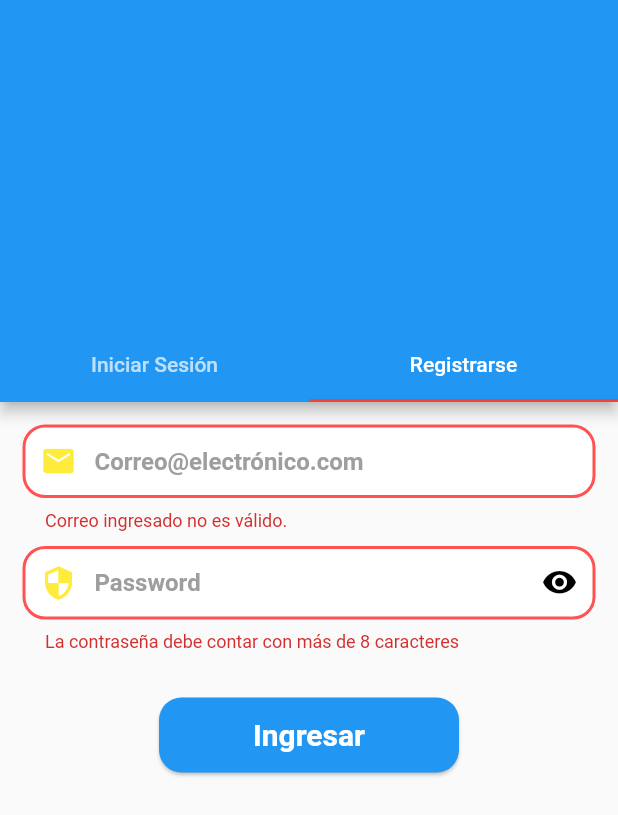
After one commit to pao3cf/buscappme, a Flutter app: the screen it shows after launch, tab 2 chosen, after a tap on "Ingresar", on a phone screen of 412 x 824 dp. The commit adds this screen. Shown: the top 815 px of the screen. Run offline on Flutter 3.47's test engine with Material 2 defaults, Android fonts, the phone set to English and light mode, and no system bars; our stand-ins replace flutter_secure_storage.

Commit message:
Login, registro, auth service, snackbar, providers

```diff
--- /dev/null
+++ b/lib/domain/providers/login_provider.dart
@@ -0,0 +1,30 @@
+import 'package:flutter/material.dart';
+
+class LoginProvider extends ChangeNotifier {
+  GlobalKey<FormState> formkey = GlobalKey<FormState>();
+
+  String email = '';
+  String password = '';
+
+  bool _isLoading = false;
+
+  bool get isLoading => _isLoading;
+
+  set isLoading(bool value) {
+    _isLoading = value;
+    notifyListeners();
+  }
+
+  //validacion
+  bool isValidForm() {
+    return formkey.currentState?.validate() ?? false;
+  }
+
+  void setValueINput(value, input) {
+    if (input == 'email') {
+      email = value;
+    } else if (input == 'password') {
+      password = value;
+    }
+  }
+}
--- /dev/null
+++ b/lib/domain/services/auth_service.dart
@@ -0,0 +1,76 @@
+import 'dart:convert';
+import 'package:flutter_secure_storage/flutter_secure_storage.dart';
+import 'package:http/http.dart' as http;
+import 'package:flutter/material.dart';
+
+class AuthService extends ChangeNotifier {
+  final String _baseUrl = 'identitytoolkit.googleapis.com';
+  final String _firebaseKey = 'AIzaSyBtFF1Xn0_SmhyJdiEKxubmNndKX7fJP_s';
+
+  final storage = const FlutterSecureStorage();
+  //
+  // REGISTRO DE USUARIO
+  Future<String?> createUser(String email, String password) async {
+    final Map<String, dynamic> authData = {
+      'email': email,
+      'password': password,
+    };
+
+    final url = Uri.https(
+      _baseUrl,
+      '/v1/accounts:signUp',
+      {'key': _firebaseKey},
+    );
+
+    final response = await http.post(url, body: json.encode(authData));
+
+    final Map<String, dynamic> decodeResponse = json.decode(response.body);
+
+    if (decodeResponse.containsKey('idToken')) {
+      storage.write(key: 'token', value: decodeResponse['idToken']);
+      return null;
+    } else {
+      return decodeResponse['error']['message'];
+    }
+  }
+
+  //
+  // LOGIN DE USUARIO
+
+  Future<String?> login(String email, String password) async {
+    final Map<String, dynamic> authData = {
+      'email': email,
+      'password': password
+    };
+
+    final url = Uri.https(
+      _baseUrl,
+      '/v1/accounts:signInWithPassword',
+      {'key': _firebaseKey},
+    );
+
+    final response = await http.post(url, body: json.encode(authData));
+
+    final Map<String, dynamic> decodeResponse = json.decode(response.body);
+
+    if (decodeResponse.containsKey('idToken')) {
+      storage.write(key: 'token', value: decodeResponse['idToken']);
+      return null;
+    } else {
+      return decodeResponse['error']['message'];
+    }
+  }
+
+  //
+  // CERRAR SESIÓN
+  Future cerrarSesion() async {
+    await storage.delete(key: 'token');
+    return;
+  }
+
+  //
+  // VERIFICAR TOKEN
+  Future<String> leerToken() async {
+    return await storage.read(key: 'token') ?? '';
+  }
+}
--- /dev/null
+++ b/lib/domain/services/index_services.dart
@@ -0,0 +1,2 @@
+export 'package:buscappme/domain/services/auth_service.dart';
+export 'package:buscappme/domain/services/snackbar_service.dart';
--- /dev/null
+++ b/lib/domain/services/snackbar_service.dart
@@ -0,0 +1,19 @@
+import 'package:flutter/material.dart';
+
+class SnackbarService {
+  static GlobalKey<ScaffoldMessengerState> msgkey =
+      GlobalKey<ScaffoldMessengerState>();
+
+  static verSnackbar(String msg) {
+    final snackBar = SnackBar(
+      content: Text(
+        msg,
+        style: const TextStyle(
+          fontWeight: FontWeight.bold,
+        ),
+      ),
+    );
+
+    msgkey.currentState!.showSnackBar(snackBar);
+  }
+}
--- a/lib/main.dart
+++ b/lib/main.dart
@@ -1,8 +1,26 @@
-import 'package:buscappme/screen/homescreen.dart';
+
 import 'package:flutter/material.dart';
+import 'package:provider/provider.dart';
+
+import 'package:buscappme/routes/routes.dart';
+import 'package:buscappme/domain/services/snackbar_service.dart';
+import 'package:buscappme/domain/providers/login_provider.dart';
+import 'domain/services/auth_service.dart';
 
 void main() {
-  runApp(const MyApp());
+  runApp(
+    MultiProvider(
+      providers: [
+        ChangeNotifierProvider(
+          create: (_) => LoginProvider(),
+        ),
+        ChangeNotifierProvider(
+          create: (_) => AuthService(),
+        ),
+      ],
+      child: const MyApp(),
+    ),
+  );
 }
 
 class MyApp extends StatelessWidget {
@@ -15,27 +33,9 @@ class MyApp extends StatelessWidget {
         primarySwatch: Colors.red,
         visualDensity: VisualDensity.adaptivePlatformDensity,
       ),
-      home: const HomeScreen(),
+      scaffoldMessengerKey: SnackbarService.msgkey,
+      onGenerateRoute: MyRoutes.generateRoute,
+      initialRoute: MyRoutes.rVERIFY,
     );
   }
 }
-
-class MyHomePage extends StatefulWidget {
-  const MyHomePage({Key? key}) : super(key: key);
-
-  @override
-  State<MyHomePage> createState() => _MyHomePageState();
-}
-
-class _MyHomePageState extends State<MyHomePage> {
-  @override
-  Widget build(BuildContext context) {
-    return Scaffold(
-      appBar: AppBar(
-        title: const Text('Home'),
-        centerTitle: true,
-      ),
-      body: const Center(),
-    );
-  }
-}
--- /dev/null
+++ b/lib/routes/routes.dart
@@ -0,0 +1,27 @@
+import 'package:flutter/material.dart';
+import 'package:buscappme/screen/index_screens.dart';
+
+
+class MyRoutes {
+  static const String rLOGIN = '/login';
+  static const String rVERIFY = '/verify';
+  static const String rHOME = '/home';
+
+
+  static Route<dynamic> generateRoute(RouteSettings settings) {
+    switch (settings.name) {
+      case ('/login'):
+        return MaterialPageRoute(builder: (_) => const TabLoginScreen());
+
+      case ('/verify'):
+        return MaterialPageRoute(builder: (_) => const VerifyAuthScreen());
+
+      case ('/home'):
+        return MaterialPageRoute(builder: (_) => const HomeScreen());
+
+
+      default:
+        return MaterialPageRoute(builder: (_) => const HomeScreen());
+    }
+  }
+}
--- a/lib/screen/drawerp.dart
+++ b/lib/screen/drawerp.dart
@@ -1,6 +1,9 @@
+import 'package:buscappme/domain/services/auth_service.dart';
+import 'package:buscappme/screen/login/tab_login_screen.dart';
 import 'package:buscappme/screen/mensajes.dart';
 import 'package:buscappme/widgets/animaciondemo.dart';
 import 'package:flutter/material.dart';
+import 'package:provider/provider.dart';
 
 class DrawerScreen extends StatelessWidget {
   const DrawerScreen({super.key});
@@ -91,17 +94,18 @@ class DrawerScreen extends StatelessWidget {
     },
     {
       'leading': Icon(
-        Icons.info_outline,
+        Icons.logout,
         color: Color.fromARGB(255, 247, 114, 90),
       ),
-      'title': 'Spam',
-      'trailing': Icon(Icons.chevron_right),
-      'action_id': 9,
+      'title': 'Cerrar Sesión',
+      'action_id': 0,
     },
   ];
 
   @override
   Widget build(BuildContext context) {
+    final authService = Provider.of<AuthService>(context, listen: false);
+
     return SafeArea(
       child: SizedBox(
         width: 260,
@@ -175,6 +179,15 @@ class DrawerScreen extends StatelessWidget {
                       //     ),
                       //   );
                     }
+                    else if (sideMenuData['action_id'] == 0) {
+                      authService.cerrarSesion();
+                      Navigator.pushAndRemoveUntil(
+                          context,
+                          MaterialPageRoute(
+                            builder: (context) => const TabLoginScreen(),
+                          ),
+                          (route) => false);
+                      }
                   },
                 );
               }).toList(),
--- /dev/null
+++ b/lib/screen/index_screens.dart
@@ -0,0 +1,3 @@
+export 'package:buscappme/screen/homescreen.dart';
+export 'package:buscappme/screen/login/tab_login_screen.dart';
+export 'package:buscappme/screen/login/verify_auth_screen.dart';
--- /dev/null
+++ b/lib/screen/login/login_screen.dart
@@ -0,0 +1,87 @@
+
+import 'package:flutter/material.dart';
+import 'package:provider/provider.dart';
+
+import 'package:buscappme/domain/providers/login_provider.dart';
+import 'package:buscappme/domain/services/index_services.dart';
+
+import 'package:buscappme/widgets/login_input.dart';
+import 'package:buscappme/routes/routes.dart';
+
+
+class LoginScreen extends StatelessWidget {
+  const LoginScreen({super.key});
+
+  @override
+  Widget build(BuildContext context) {
+    final loginProvider = Provider.of<LoginProvider>(context);
+    final TextEditingController controllerCorreo = TextEditingController();
+
+    return SingleChildScrollView(
+      child: SizedBox(
+        child: Form(
+          key: loginProvider.formkey,
+          child: Padding(
+            padding: const EdgeInsets.all(15),
+            child: Column(
+              children: [
+                LoginInput(controller: controllerCorreo, input: 'email'),
+                const SizedBox(
+                  height: 10,
+                ),
+                const LoginInput(controller: null, input: 'password'),
+                const SizedBox(
+                  height: 30,
+                ),
+                // Botón
+                SizedBox(
+                  height: 50,
+                  width: 200,
+                  child: MaterialButton(
+                    shape: RoundedRectangleBorder(
+                      borderRadius: BorderRadius.circular(15),
+                    ),
+                    disabledColor: Colors.blue,
+                    elevation: 1,
+                    color: Colors.blue,
+                    onPressed: loginProvider.isLoading ? null : () async {
+
+                      final authService = Provider.of<AuthService>(context, listen: false);
+                      if (!loginProvider.isValidForm()) return;
+                      loginProvider.isLoading = true;
+
+                      final String? errorMessage = await authService.login(
+                        loginProvider.email,
+                        loginProvider.password,
+                      );
+
+                      if (errorMessage != null) {
+                        SnackbarService.verSnackbar( 'Correo y/o contraseña inválido');
+                        loginProvider.isLoading = false;
+                        return;
+                      }
+
+                      // ignore: use_build_context_synchronously
+                      Navigator.pushReplacementNamed( context, MyRoutes.rHOME);
+                    },
+                    child: loginProvider.isLoading ? const CircularProgressIndicator(
+                      color: Colors.white,
+                    )
+                    : const Text(
+                      'Ingresar',
+                      style: TextStyle(
+                        color: Colors.white,
+                        fontSize: 20.0,
+                        fontWeight: FontWeight.bold,
+                      ),
+                    ),
+                  ),
+                ),
+              ],
+            ),
+          ),
+        ),
+      ),
+    );
+  }
+}
--- /dev/null
+++ b/lib/screen/login/register_screen.dart
@@ -0,0 +1,85 @@
+import 'package:buscappme/domain/services/auth_service.dart';
+import 'package:buscappme/domain/services/snackbar_service.dart';
+import 'package:buscappme/routes/routes.dart';
+import 'package:flutter/material.dart';
+import 'package:provider/provider.dart';
+
+import 'package:buscappme/widgets/login_input.dart';
+import 'package:buscappme/domain/providers/login_provider.dart';
+
+class RegisterScreen extends StatelessWidget {
+  const RegisterScreen({super.key});
+
+  @override
+  Widget build(BuildContext context) {
+    final loginProvider = Provider.of<LoginProvider>(context);
+    final TextEditingController controllerCorreo = TextEditingController();
+
+    return SingleChildScrollView(
+      child: SizedBox(
+        child: Form(
+          key: loginProvider.formkey,
+          child: Padding(
+            padding: const EdgeInsets.all(15),
+            child: Column(
+              children: [
+                LoginInput(controller: controllerCorreo, input: 'email'),
+                const SizedBox(
+                  height: 10,
+                ),
+                const LoginInput(controller: null, input: 'password'),
+                const SizedBox(
+                  height: 30,
+                ),
+                // Botón
+                SizedBox(
+                  height: 50,
+                  width: 200,
+                  child: MaterialButton(
+                    shape: RoundedRectangleBorder(
+                      borderRadius: BorderRadius.circular(15),
+                    ),
+                    disabledColor: Colors.blue,
+                    elevation: 1,
+                    color: Colors.blue,
+                    onPressed: loginProvider.isLoading ? null : () async {
+
+                      final authService = Provider.of<AuthService>(context, listen: false);
+                      if (!loginProvider.isValidForm()) return;
+                      loginProvider.isLoading = true;
+
+                      final String? errorMessage = await authService.createUser(
+                        loginProvider.email,
+                        loginProvider.password,
+                      );
+
+                      if (errorMessage != null) {
+                        SnackbarService.verSnackbar( 'Correo y/o contraseña inválido');
+                        loginProvider.isLoading = false;
+                        return;
+                      }
+
+                      // ignore: use_build_context_synchronously
+                      Navigator.pushReplacementNamed( context, MyRoutes.rHOME);
+                    },
+                    child: loginProvider.isLoading ? const CircularProgressIndicator(
+                      color: Colors.white,
+                    )
+                    : const Text(
+                      'Ingresar',
+                      style: TextStyle(
+                        color: Colors.white,
+                        fontSize: 20.0,
+                        fontWeight: FontWeight.bold,
+                      ),
+                    ),
+                  ),
+                ),
+              ],
+            ),
+          ),
+        ),
+      ),
+    );
+  }
+}
--- /dev/null
+++ b/lib/screen/login/tab_login_screen.dart
@@ -0,0 +1,62 @@
+import 'package:buscappme/domain/providers/login_provider.dart';
+import 'package:buscappme/screen/login/login_screen.dart';
+import 'package:buscappme/screen/login/register_screen.dart';
+import 'package:flutter/material.dart';
+import 'package:provider/provider.dart';
+
+class TabLoginScreen extends StatelessWidget {
+  const TabLoginScreen({super.key});
+
+  @override
+  Widget build(BuildContext context) {
+    return DefaultTabController(
+      length: 2,
+      child: Scaffold(
+        appBar: AppBar(
+          automaticallyImplyLeading: false,
+          backgroundColor: Colors.blue,
+          toolbarHeight: 220,
+          flexibleSpace: Padding(
+            padding: const EdgeInsets.all(10.0),
+            child: Container(
+
+            ),
+          ),
+          //
+          // Cabeceras de TabBar
+          bottom: const TabBar(
+            isScrollable: false,
+            tabs: [
+              Tab(
+                child: Text('Iniciar Sesión'),
+              ),
+              Tab(
+                child: Text('Registrarse'),
+              ),
+            ],
+          ),
+        ),
+        body: GestureDetector(
+          onTap: () {
+            final FocusScopeNode focus = FocusScope.of(context);
+            if (!focus.hasPrimaryFocus && focus.hasFocus) {
+              FocusManager.instance.primaryFocus!.unfocus();
+            }
+          },
+          child: TabBarView(
+            children: <Widget>[
+              ChangeNotifierProvider(
+                create: (context) => LoginProvider(),
+                child: const LoginScreen(),
+              ),
+              ChangeNotifierProvider(
+                create: (context) => LoginProvider(),
+                child: const RegisterScreen(),
+              )
+            ]
+          )
+        )
+      )
+    );
+  }
+}
--- /dev/null
+++ b/lib/screen/login/verify_auth_screen.dart
@@ -0,0 +1,50 @@
+import 'package:flutter/material.dart';
+import 'package:provider/provider.dart';
+
+import 'package:buscappme/screen/index_screens.dart';
+import 'package:buscappme/domain/services/index_services.dart';
+
+class VerifyAuthScreen extends StatelessWidget {
+  const VerifyAuthScreen({super.key});
+
+  @override
+  Widget build(BuildContext context) {
+    final authService = Provider.of<AuthService>(context, listen: false);
+
+    return Scaffold(
+      body: Center(
+        child: FutureBuilder(
+          future: authService.leerToken(),
+          builder: (BuildContext context, AsyncSnapshot<String> snapshot) {
+            if (!snapshot.hasData) {
+              return const Text(
+                'Procesando...',
+                style: TextStyle(fontSize: 30),
+              );
+            }
+            if (snapshot.data == '') {
+              Future.microtask(() {
+                Navigator.pushReplacement(
+                    context,
+                    PageRouteBuilder(
+                      pageBuilder: (_, __, ___) => const TabLoginScreen(),
+                      transitionDuration: const Duration(seconds: 0),
+                    ));
+              });
+            } else {
+              Future.microtask(() {
+                Navigator.pushReplacement(
+                    context,
+                    PageRouteBuilder(
+                      pageBuilder: (_, __, ___) => const HomeScreen(),
+                      transitionDuration: const Duration(seconds: 0),
+                    ));
+              });
+            }
+            return Container();
+          },
+        ),
+      ),
+    );
+  }
+}
--- /dev/null
+++ b/lib/widgets/login_input.dart
@@ -0,0 +1,104 @@
+import 'package:flutter/material.dart';
+import 'package:provider/provider.dart';
+
+import '../domain/providers/login_provider.dart';
+
+class LoginInput extends StatefulWidget {
+  final TextEditingController? controller;
+  final String input;
+
+  const LoginInput({super.key, required this.controller, required this.input});
+
+  @override
+  State<LoginInput> createState() => _LoginInputState();
+}
+
+class _LoginInputState extends State<LoginInput> {
+  bool _ispassword = true;
+
+  void _viewPassword() {
+    setState(() {
+      _ispassword = !_ispassword;
+    });
+  }
+
+  @override
+  Widget build(BuildContext context) {
+    final loginProvider = Provider.of<LoginProvider>(context);
+
+    return TextFormField(
+      controller: widget.controller,/*  */
+      cursorColor: Colors.blue,
+      style: const TextStyle(
+        color: Colors.black,
+        fontWeight: FontWeight.w400,
+      ),
+      autocorrect: false,
+      obscureText: _ispassword && widget.input == 'password',
+      keyboardType: widget.input == 'email' ? TextInputType.emailAddress : TextInputType.text,
+      decoration: _buildDecoration (
+        hintText:  widget.input == 'email' ? 'Correo@electrónico.com' : 'Password',
+        prefixIcon: Icon(
+          widget.input == 'email' ? Icons.email_rounded : Icons.security,
+          color: Colors.yellow,
+        ),
+        suffixIcon: widget.input == 'password' ? InkWell(
+          onTap: _viewPassword,
+          child: Icon(
+            _ispassword
+                ? Icons.visibility_rounded
+                : Icons.visibility_off_rounded,
+            color: Colors.black,
+          ),
+        )
+        : null,
+      ),
+      onChanged: (value) => loginProvider.setValueINput(value, widget.input),
+      validator: (value) {
+        if (widget.input == 'password') {
+          return (value != null && value.length >= 8) ? null : 'La contraseña debe contar con más de 8 caracteres';
+        }
+        String pattern = r'^(([^<>()[\]\\.,;:\s@\"]+(\.[^<>()[\]\\.,;:\s@\"]+)*)|(\".+\"))@((\[[0-9]{1,3}\.[0-9]{1,3}\.[0-9]{1,3}\.[0-9]{1,3}\])|(([a-zA-Z\-0-9]+\.)+[a-zA-Z]{2,}))$';
+        RegExp regExp = RegExp(pattern);
+
+        return regExp.hasMatch(value ?? '') ? null : 'Correo ingresado no es válido.';
+      },
+    );
+  }
+}
+
+InputDecoration _buildDecoration({
+  final String? hintText,
+  final Widget? prefixIcon,
+  final Widget? suffixIcon,
+}) {
+  return InputDecoration(
+    enabledBorder: OutlineInputBorder(
+      borderSide: BorderSide(width: 2, color: Colors.blue),
+      borderRadius: BorderRadius.circular(15),
+    ),
+    focusedBorder: OutlineInputBorder(
+      borderSide: BorderSide(width: 2, color: Colors.blue),
+      borderRadius: BorderRadius.circular(15),
+    ),
+    errorBorder: OutlineInputBorder(
+      borderSide: const BorderSide(width: 2, color: Colors.redAccent),
+      borderRadius: BorderRadius.circular(15),
+    ),
+    border: OutlineInputBorder(
+      borderSide: BorderSide(width: 2, color: Colors.blue),
+      borderRadius: BorderRadius.circular(15),
+    ),
+    filled: true,
+    fillColor: Colors.white,
+    hintText: hintText,
+    hintStyle: const TextStyle(
+      color: Colors.grey,
+      fontWeight: FontWeight.bold,
+    ),
+    prefixIcon: prefixIcon,
+    suffixIcon: suffixIcon,
+    prefixIconColor: Colors.blue,
+    contentPadding: const EdgeInsets.all(15),
+  );
+}
--- a/pubspec.yaml
+++ b/pubspec.yaml
@@ -36,6 +36,9 @@ dependencies:
   # The following adds the Cupertino Icons font to your application.
   # Use with the CupertinoIcons class for iOS style icons.
   cupertino_icons: ^1.0.2
+  provider: ^6.0.4
+  http: ^0.13.5
+  flutter_secure_storage: ^6.1.0
 
 dev_dependencies:
   flutter_test:
```
Also changed, not shown: pubspec.lock, 1 other file.
